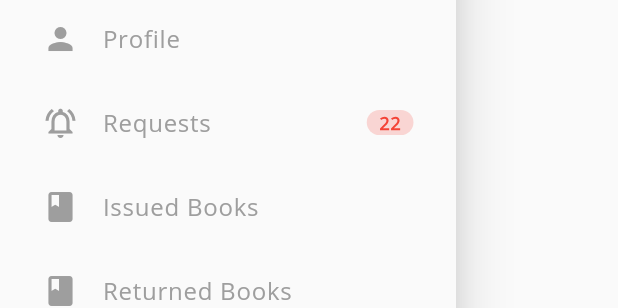
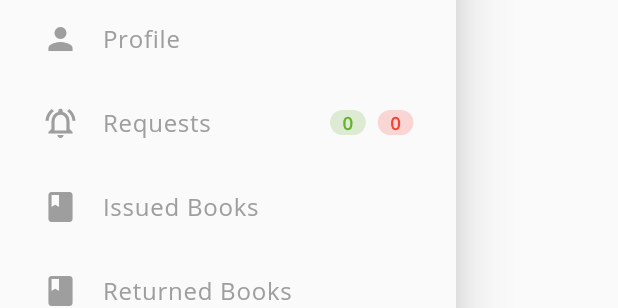
Before and after one commit to harshtaliwal30/e-lib, a Flutter app: the DrawerScreen widget shown alone on an empty page, opened directly, on a phone screen of 412 x 824 dp. Shown: the part 356-664 px from the top of the screen. Run offline on Flutter 3.47's test engine with Material 2 defaults, Android fonts, the phone set to English and light mode, and no system bars; our stand-ins replace cached_network_image, cloud_firestore, firebase_auth, firebase_core, get, shared_preferences; accounts and stored records are empty.

Commit message:
Added requests count in drawer

```diff
--- a/lib/screens/drawer_screen.dart
+++ b/lib/screens/drawer_screen.dart
@@ -1,13 +1,14 @@
 import 'package:e_lib/Utils/app_routes.dart';
 import 'package:e_lib/Utils/size_config.dart';
 import 'package:e_lib/Utils/utils.dart';
+import 'package:e_lib/controllers/home_screen_controller.dart';
 import 'package:firebase_auth/firebase_auth.dart';
 import 'package:flutter/material.dart';
 import 'package:get/get.dart';
 import 'package:shared_preferences/shared_preferences.dart';
 
 class DrawerScreen extends StatelessWidget {
-  const DrawerScreen({Key? key}) : super(key: key);
+  final HomeScreenController _homeScreenController = Get.find<HomeScreenController>();
 
   @override
   Widget build(BuildContext context) {
@@ -79,7 +80,25 @@ class DrawerScreen extends StatelessWidget {
                   AppRoutes.issueRequestsRoute,
                 )
               },
-              isTrailing: true,
+              trailing: Row(
+                mainAxisSize: MainAxisSize.min,
+                children: [
+                  // Utils().getChipView(
+                  //   _homeScreenController.pendingRequestsCount.toString(),
+                  //   color: Utils.amber,
+                  // ),
+                  // SizedBox(width: 6),
+                  Utils().getChipView(
+                    _homeScreenController.approvedRequestsCount.toString(),
+                    color: Utils.green,
+                  ),
+                  SizedBox(width: 8),
+                  Utils().getChipView(
+                    _homeScreenController.declinedRequestsCount.toString(),
+                    color: Utils.red,
+                  )
+                ],
+              ),
             ),
             getDrawerItem(
               "Issued Books",
@@ -139,8 +158,8 @@ class DrawerScreen extends StatelessWidget {
     IconData leadingIcon,
     String route,
     Function()? onTap, {
-    bool isTrailing = false,
     Color color = Utils.grey,
+    Widget? trailing,
   }) {
     return Utils().getWithPadding(
       ListTile(
@@ -148,7 +167,7 @@ class DrawerScreen extends StatelessWidget {
           leadingIcon,
           color: Get.currentRoute == route ? Utils.white : color,
         ),
-        trailing: isTrailing ? Utils().getChipView("22") : null,
+        trailing: trailing,
         horizontalTitleGap: 0.0,
         title: Utils().getText(
           title,
```
Also changed, not shown: lib/controllers/home_screen_controller.dart (+20 -15 lines).
